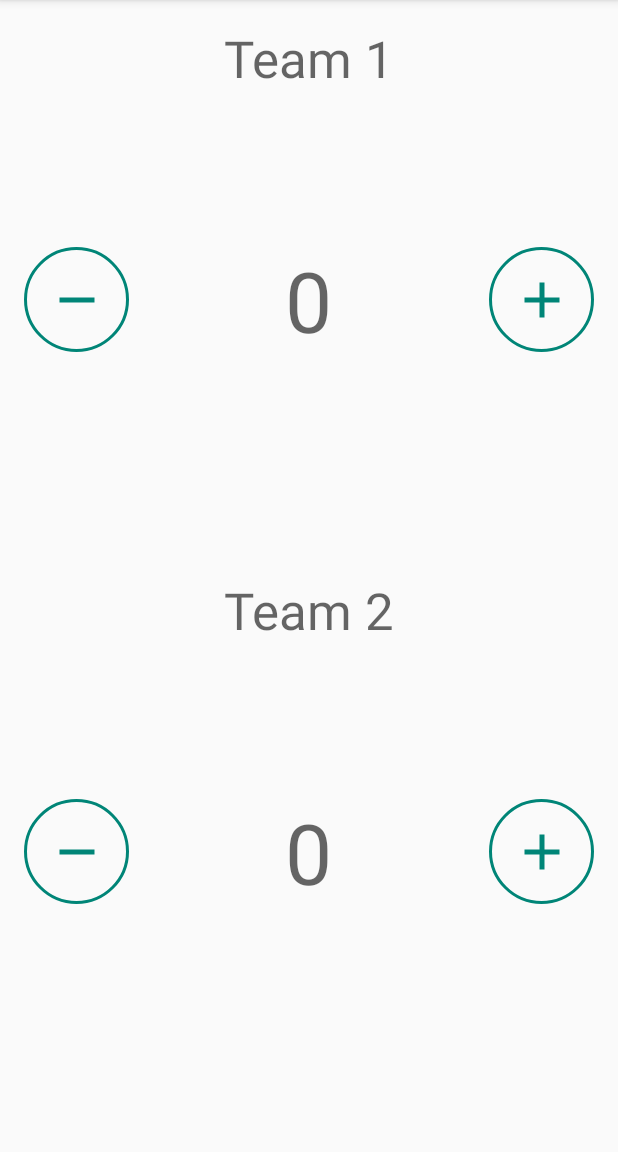
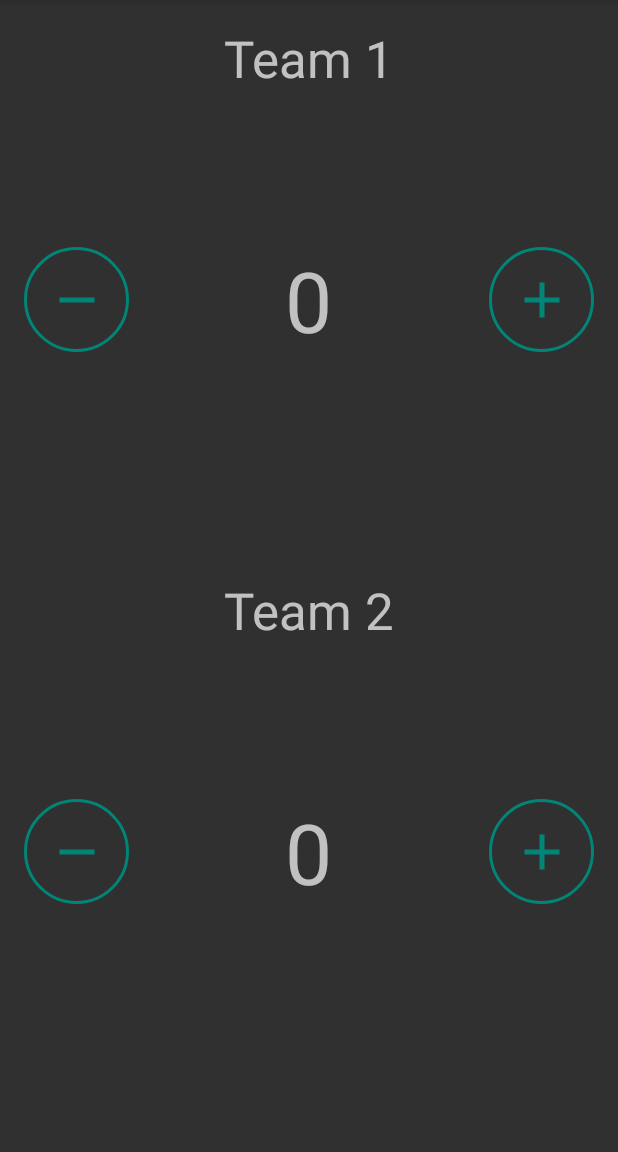
Before and after one commit to irenegevyo/ScoreKeeper, an Android app: the screen it shows after launch (MainActivity), in the options menu, after a tap on "Night Mode", on a phone screen of 412 x 824 dp, the part 84-1236 px from its top. Run offline under Robolectric (Android 15) with nearby library versions, the phone set to English and light mode, and no system bars.

Commit message:
initial commit

```diff
--- a/app/src/main/AndroidManifest.xml
+++ b/app/src/main/AndroidManifest.xml
@@ -17,4 +17,5 @@
             </intent-filter>
         </activity>
     </application>
+
 </manifest>
--- a/app/src/main/res/values/styles.xml
+++ b/app/src/main/res/values/styles.xml
@@ -1,7 +1,7 @@
 <resources>
 
     <!-- Base application theme. -->
-    <style name="AppTheme" parent="Theme.AppCompat.Light.DarkActionBar">
+    <style name="AppTheme" parent="Theme.AppCompat.DayNight.DarkActionBar">
         <!-- Customize your theme here. -->
         <item name="colorPrimary">@color/colorPrimary</item>
         <item name="colorPrimaryDark">@color/colorPrimaryDark</item>
```
Also changed, not shown: app/src/main/java/com/gevyo/android/scorekeeper/MainActivity.java (+2 -5 lines).
